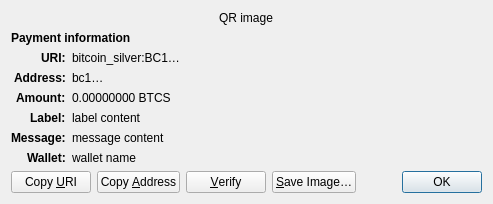
silverlabs-org/bitcoinsilver_core, file src/qt/forms/receiverequestdialog.ui: the form before one commit.
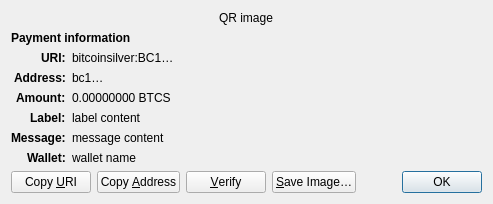
The form after the commit. Custom widgets are drawn as their Qt base class.

Patch:
```diff
--- a/src/qt/forms/receiverequestdialog.ui
+++ b/src/qt/forms/receiverequestdialog.ui
@@ -65,7 +65,7 @@
    <item row="2" column="1" alignment="Qt::AlignTop">
     <widget class="QLabel" name="uri_content">
      <property name="text">
-      <string notr="true">bitcoin_silver:BC1…</string>
+      <string notr="true">bitcoinsilver:BC1…</string>
      </property>
      <property name="textFormat">
       <enum>Qt::RichText</enum>
```
